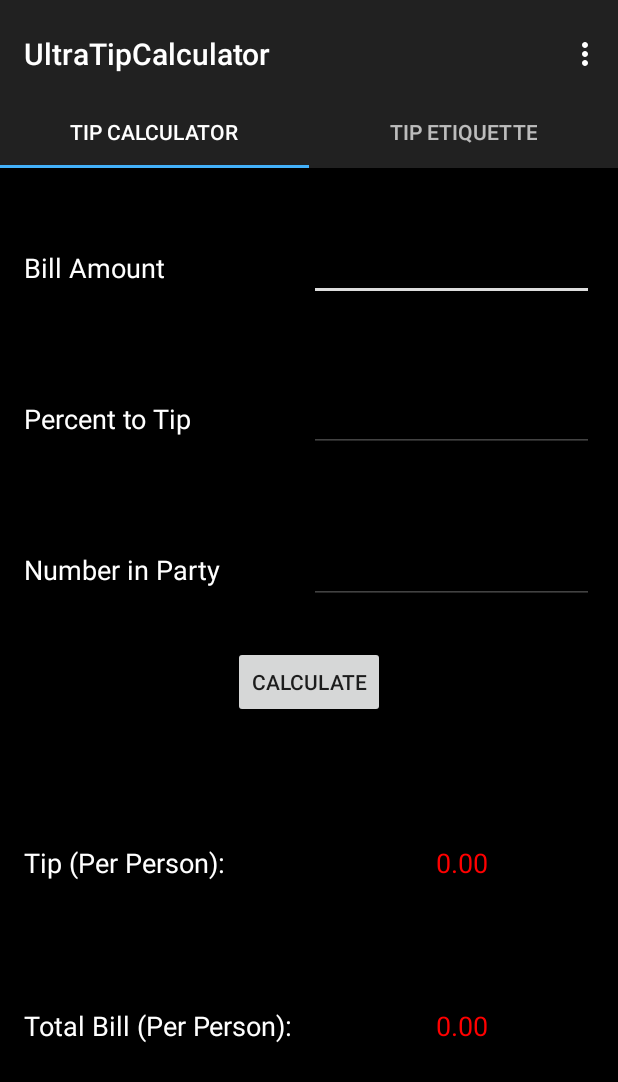
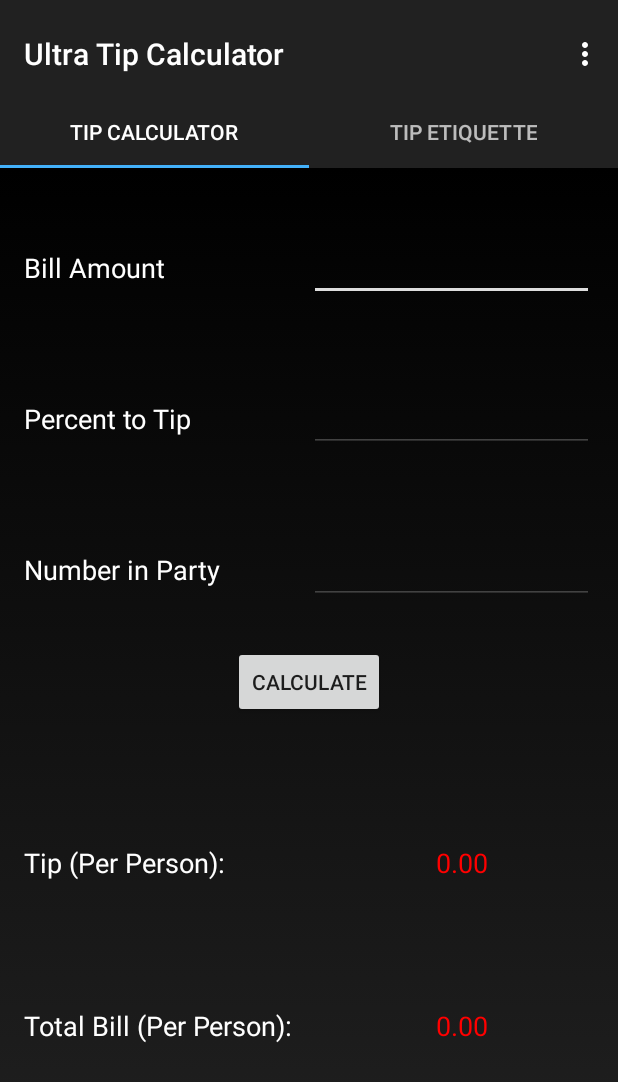
Before and after one commit to jinn35/UltraTipCalculator, an Android app: the screen it shows after launch (MainActivity), on a phone screen of 412 x 824 dp. Shown: the top 1082 px of the screen. Run offline under Robolectric (Android 15) with nearby library versions, the phone set to English and light mode, and no system bars.

Commit message:
bg chsnge

```diff
--- /dev/null
+++ b/app/src/main/res/drawable/main_bg.xml
@@ -0,0 +1,12 @@
+<?xml version="1.0" encoding="utf-8"?>
+<selector xmlns:android="http://schemas.android.com/apk/res/android">
+    <item>
+        <shape>
+            <gradient
+                android:angle="90"
+                android:startColor="#252525"
+                android:endColor="#000000"
+                android:type="linear" />
+        </shape>
+    </item>
+</selector>
--- a/app/src/main/res/layout/fragment_main.xml
+++ b/app/src/main/res/layout/fragment_main.xml
@@ -7,7 +7,7 @@
     android:paddingRight="@dimen/activity_horizontal_margin"
     android:paddingTop="@dimen/activity_vertical_margin"
     android:orientation="vertical"
-    android:background="#000000">
+    android:background="@drawable/main_bg">
 
 
     <LinearLayout xmlns:android="http://schemas.android.com/apk/res/android"
--- a/app/src/main/res/layout/fragment_second.xml
+++ b/app/src/main/res/layout/fragment_second.xml
@@ -3,7 +3,7 @@
     android:paddingRight="16dp"
     android:layout_width="match_parent"
     android:layout_height="match_parent"
-    android:background="#000000"
+    android:background="@drawable/main_bg"
     xmlns:android="http://schemas.android.com/apk/res/android">
     <GridView
         android:id="@+id/gridView1"
--- a/app/src/main/res/values/strings.xml
+++ b/app/src/main/res/values/strings.xml
@@ -1,5 +1,5 @@
 <resources>
-    <string name="app_name">UltraTipCalculator</string>
+    <string name="app_name">Ultra Tip Calculator</string>
     <string name="action_legal">Legal</string>
     <string name="section_format">Hello World from section: %1$d</string>
 </resources>
```
